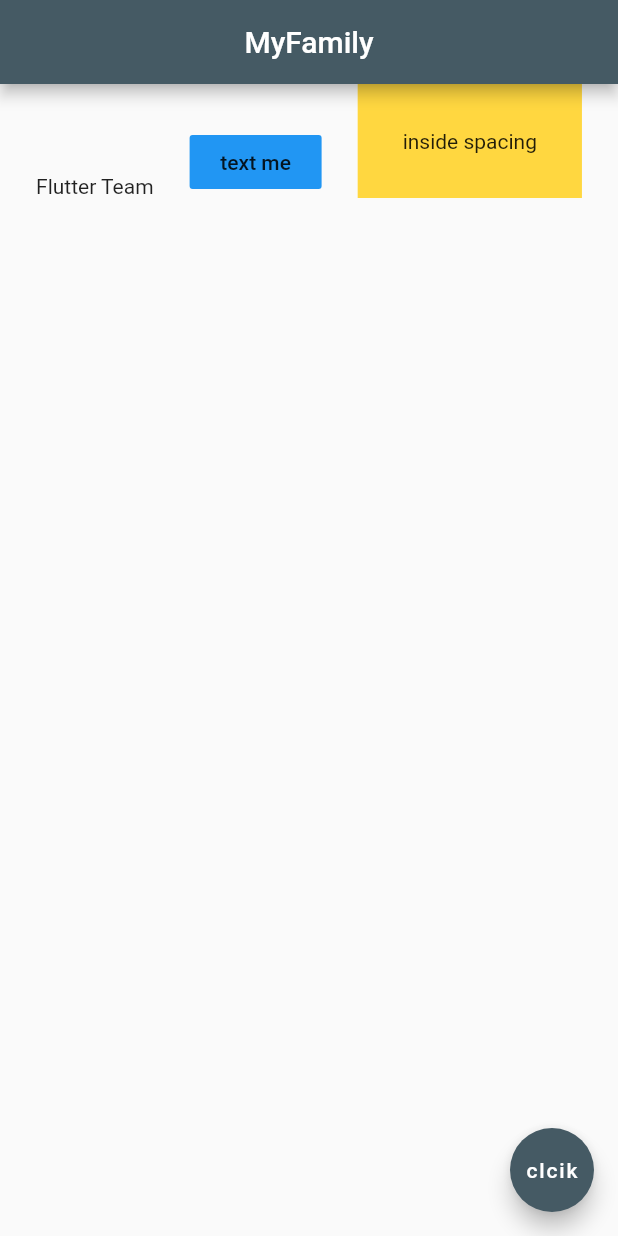
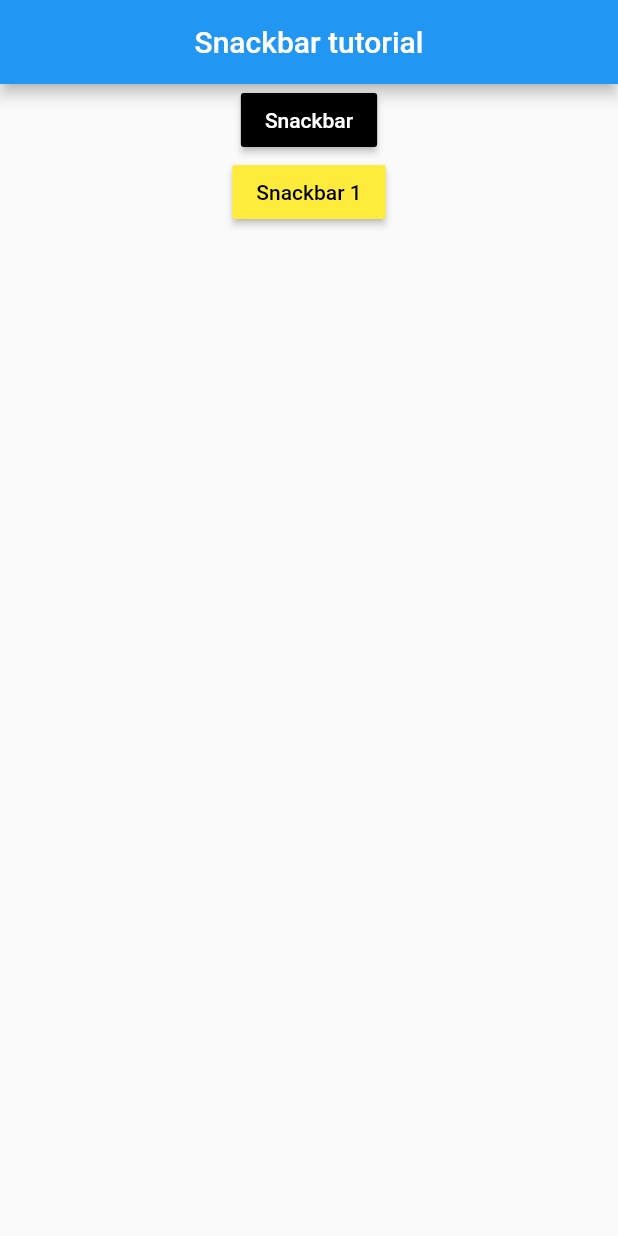
Before and after one commit to geekyamitesh/Flutter-by-Geekyamitesh, a Flutter app: the screen it shows after launch, on a phone screen of 412 x 824 dp. Run offline on Flutter 3.47's test engine with Material 2 defaults, Android fonts, the phone set to English and light mode, and no system bars; missing offline and left inert: dart:js.

Commit message:
added stateful widget & SnackBar

```diff
--- a/flutter weak2/myapp/lib/main.dart
+++ b/flutter weak2/myapp/lib/main.dart
@@ -1,5 +1,7 @@
+import 'dart:js';
+
 import 'package:flutter/material.dart';
-//Date24/08/2020
+//home  Date24/08/2020 to 27/08
 // You have to make profile of your self
 // This is task for all of you [name,image,university name,icon(facbook,linkdin,instagram,mail,call)]
 //Today topic
@@ -87,28 +89,8 @@ a.Icon(
 5. Padding&Marging
 
 6. Rows
-*/
 
-/*
-Date 24 August
-Task 1: insertion font faimly from google font
-
-
-*/
-//runApp will to run the application in recent directory
-void main() => runApp(MaterialApp(home: Home()));
-
-class Home extends StatelessWidget {
-  @override
-  Widget build(BuildContext context) {
-    return Scaffold(
-      appBar: AppBar(
-        title: Text('MyFamily'),
-        centerTitle: true, //tille will go center
-        backgroundColor: Colors.blueGrey[700],
-      ),
-      //Task for tommorow(text style,background color)
-      body: Row(
+Row(
         mainAxisAlignment: MainAxisAlignment.spaceEvenly,
         crossAxisAlignment: CrossAxisAlignment.end,
         children: <Widget>[
@@ -127,11 +109,130 @@ class Home extends StatelessWidget {
           )
         ],
       ),
-      floatingActionButton: FloatingActionButton(
-        onPressed: () {},
-        child: Text('clcik'),
-        backgroundColor: Colors.blueGrey[700],
+
+// Column Row, expanded
+
+Expanded(
+            flex: 4,
+                      child: Container(
+              padding: EdgeInsets.fromLTRB(3.0, 3.0, 6.0, 6.0),
+              color: Colors.pinkAccent,
+              child: Text('Adnam'),
+            ),
+          ),
+          Padding(
+
+            padding: const EdgeInsets.all(8.0),
+            child: Expanded(
+              flex: 5,
+                          child: Container(
+                padding: EdgeInsets.fromLTRB(3.0, 3.0, 6.0, 6.0),
+                color: Colors.blue[600],
+                child: Text('Ravi'),
+              ),
+            ),
+          ),
+           Expanded(
+             flex: 1,
+                      child: Container(
+               padding: EdgeInsets.fromLTRB(3.0, 3.0, 6.0, 6.0),
+              color: Colors.grey[600],
+              child: Text('Anshuman'),
+            ),
+          ),
+
+//loop of Images In flutter
+
+Container(
+        child: Column(
+          children: <Widget>[
+            Row(
+              mainAxisAlignment: MainAxisAlignment.spaceAround,
+              children: [
+                Expanded(child: Column(
+                  children: [
+                    Image.asset('assets/1.jpg'),
+                    Text('India')
+                  ],
+                )
+                ),
+                Expanded(child: Column(
+                  children: [
+                    Image.asset('assets/2.jpg'),
+                    Text('Bharat')
+                  ],
+                )
+                ),
+
+              ],
+            )
+          ],
+        ),
       ),
+
+//Snackbar widget
+Snackbar widget is to  show a lightweight message at the bottom of creen .It can also conatin optional action.
+ Snackbar is usually used with Scafoold
+
+*/
+
+/*
+Date 24 August
+Task 1: insertion font faimly from google font
+
+
+*/
+//runApp will to run the application in recent directory
+void main() => runApp(MaterialApp(home: Home()));
+// Stateful widget
+
+class Home extends StatefulWidget {
+  @override
+  State<StatefulWidget> createState() {
+    return _HomeState();
+
+    // It creates the mutable state for that widget at location in this process.
+  }
+}
+
+class _HomeState extends State<Home> {
+  @override
+  final GlobalKey<ScaffoldState> _scaffoldKey = new GlobalKey<ScaffoldState>();
+
+  void _showScaffold(String result) {
+    _scaffoldKey.currentState.showSnackBar(SnackBar(
+      content: Text(result),
+    ));
+  }
+
+  Widget build(BuildContext context) {
+    return Scaffold(
+      key: _scaffoldKey,
+      appBar: AppBar(
+        title: Text('Snackbar tutorial'),
+        centerTitle: true,
+      ),
+      body: Center(
+          child: Column(
+        children: <Widget>[
+          RaisedButton(
+            textColor: Colors.white,
+            child: Text('Snackbar'),
+            color: Colors.black,
+            onPressed: () {
+              _showScaffold('this is a SnackBar');
+            },
+          ),
+          RaisedButton(
+            textColor: Colors.black,
+            child: Text('Snackbar 1'),
+            color: Colors.yellow,
+            onPressed: () {
+              _showScaffold('this is a SnackBar version 2');
+            },
+          )
+        ],
+      )),
     );
   }
 }
```
Also changed, not shown: flutter weak2/myapp/pubspec.yaml (+4 -3 lines), flutter weak2/myapp/assets/3.png (deleted).
